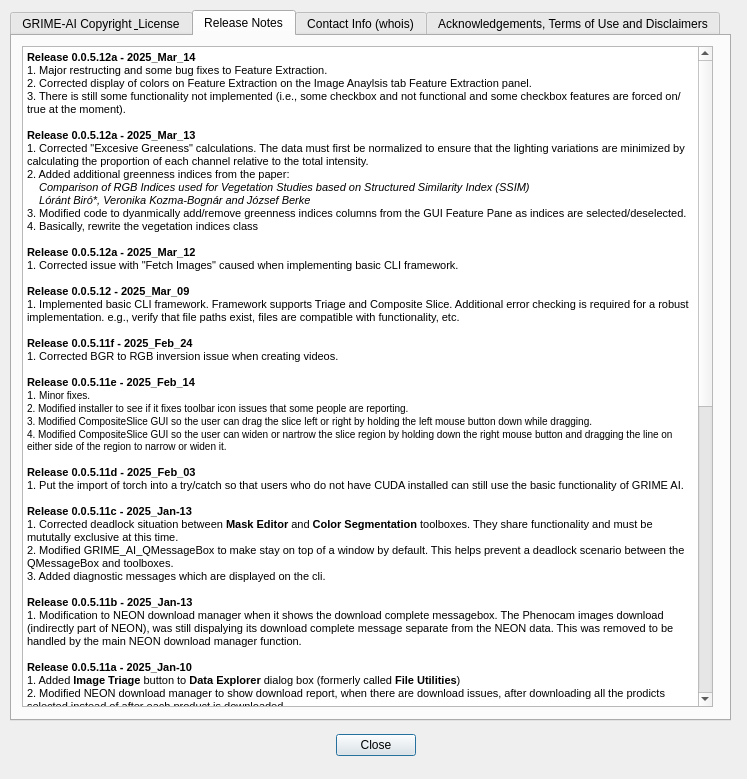
This is QDialog_ReleaseNotes.ui in JohnStranzl/GRIME-AI as Qt 5 draws it before an edit. The edited form follows.
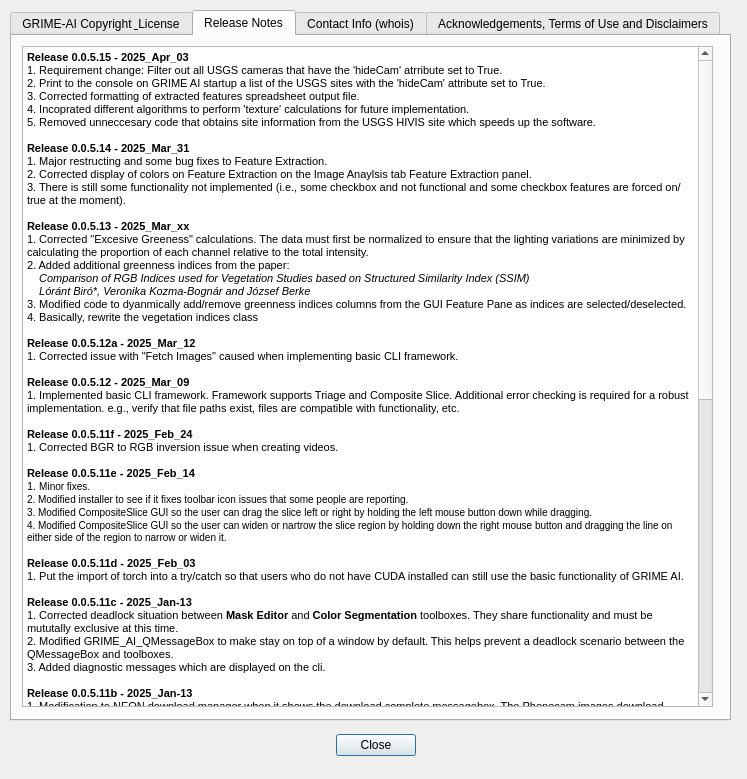
This is the edited form.

Diff of the .ui file:
```diff
--- a/QDialog_ReleaseNotes.ui
+++ b/QDialog_ReleaseNotes.ui
@@ -92,10 +92,14 @@
 &lt;html&gt;&lt;head&gt;&lt;meta name=&quot;qrichtext&quot; content=&quot;1&quot; /&gt;&lt;style type=&quot;text/css&quot;&gt;
 p, li { white-space: pre-wrap; }
 &lt;/style&gt;&lt;/head&gt;&lt;body style=&quot; font-family:'MS Shell Dlg 2'; font-size:7.8pt; font-weight:400; font-style:normal;&quot;&gt;
-&lt;p style=&quot; margin-top:0px; margin-bottom:0px; margin-left:0px; margin-right:0px; -qt-block-indent:0; text-indent:0px;&quot;&gt;&lt;span style=&quot; font-family:'MS Shell Dlg 2','sans-serif'; font-size:8.25pt; font-weight:600;&quot;&gt;Release 0.0.5.12a - 2025_Mar_14&lt;/span&gt;&lt;/p&gt;
+&lt;p style=&quot; margin-top:0px; margin-bottom:0px; margin-left:0px; margin-right:0px; -qt-block-indent:0; text-indent:0px;&quot;&gt;&lt;span style=&quot; font-family:'MS Shell Dlg 2','sans-serif'; font-size:8.25pt; font-weight:600;&quot;&gt;Release 0.0.5.15 - 2025_Apr_03&lt;/span&gt;&lt;/p&gt;
+&lt;p style=&quot; margin-top:0px; margin-bottom:0px; margin-left:0px; margin-right:0px; -qt-block-indent:0; text-indent:0px;&quot;&gt;&lt;span style=&quot; font-family:'MS Shell Dlg 2','sans-serif'; font-size:8.25pt;&quot;&gt;1. Requirement change: Filter out all USGS cameras that have the 'hideCam' atrribute set to True.&lt;br /&gt;2. Print to the console on GRIME AI startup a list of the USGS sites with the 'hideCam' attribute set to True.  &lt;br /&gt;3. Corrected formatting of extracted features spreadsheet output file.&lt;/span&gt;&lt;/p&gt;
+&lt;p style=&quot; margin-top:0px; margin-bottom:0px; margin-left:0px; margin-right:0px; -qt-block-indent:0; text-indent:0px;&quot;&gt;&lt;span style=&quot; font-family:'MS Shell Dlg 2','sans-serif'; font-size:8.25pt;&quot;&gt;4. Incoprated different algorithms to perform 'texture' calculations for future implementation.&lt;br /&gt;5. Removed unneccesary code that obtains site information from the USGS HIVIS site which speeds up the software.&lt;/span&gt;&lt;/p&gt;
+&lt;p style=&quot;-qt-paragraph-type:empty; margin-top:0px; margin-bottom:0px; margin-left:0px; margin-right:0px; -qt-block-indent:0; text-indent:0px;&quot;&gt;&lt;br /&gt;&lt;/p&gt;
+&lt;p style=&quot; margin-top:0px; margin-bottom:0px; margin-left:0px; margin-right:0px; -qt-block-indent:0; text-indent:0px;&quot;&gt;&lt;span style=&quot; font-family:'MS Shell Dlg 2','sans-serif'; font-size:8.25pt; font-weight:600;&quot;&gt;Release 0.0.5.14 - 2025_Mar_31&lt;/span&gt;&lt;/p&gt;
 &lt;p style=&quot; margin-top:0px; margin-bottom:0px; margin-left:0px; margin-right:0px; -qt-block-indent:0; text-indent:0px;&quot;&gt;&lt;span style=&quot; font-family:'MS Shell Dlg 2','sans-serif'; font-size:8.25pt;&quot;&gt;1. Major restructing and some bug fixes to Feature Extraction.&lt;/span&gt;&lt;/p&gt;
 &lt;p style=&quot; margin-top:0px; margin-bottom:0px; margin-left:0px; margin-right:0px; -qt-block-indent:0; text-indent:0px;&quot;&gt;&lt;span style=&quot; font-family:'MS Shell Dlg 2','sans-serif'; font-size:8.25pt;&quot;&gt;2. Corrected display of colors on Feature Extraction on the Image Anaylsis tab Feature Extraction panel.&lt;br /&gt;3. There is still some functionality not implemented (i.e., some checkbox and not functional and some checkbox features are forced on/true at the moment).&lt;br /&gt;&lt;/span&gt;&lt;/p&gt;
-&lt;p style=&quot; margin-top:0px; margin-bottom:0px; margin-left:0px; margin-right:0px; -qt-block-indent:0; text-indent:0px;&quot;&gt;&lt;span style=&quot; font-family:'MS Shell Dlg 2','sans-serif'; font-size:8.25pt; font-weight:600;&quot;&gt;Release 0.0.5.12a - 2025_Mar_13&lt;/span&gt;&lt;/p&gt;
+&lt;p style=&quot; margin-top:0px; margin-bottom:0px; margin-left:0px; margin-right:0px; -qt-block-indent:0; text-indent:0px;&quot;&gt;&lt;span style=&quot; font-family:'MS Shell Dlg 2','sans-serif'; font-size:8.25pt; font-weight:600;&quot;&gt;Release 0.0.5.13 - 2025_Mar_xx&lt;/span&gt;&lt;/p&gt;
 &lt;p style=&quot; margin-top:0px; margin-bottom:0px; margin-left:0px; margin-right:0px; -qt-block-indent:0; text-indent:0px;&quot;&gt;&lt;span style=&quot; font-family:'MS Shell Dlg 2','sans-serif'; font-size:8.25pt;&quot;&gt;1. Corrected &amp;quot;Excesive Greeness&amp;quot; calculations. The data must first be normalized to ensure that the lighting variations are minimized by calculating the proportion of each channel relative to the total intensity.&lt;/span&gt;&lt;/p&gt;
 &lt;p style=&quot; margin-top:0px; margin-bottom:0px; margin-left:0px; margin-right:0px; -qt-block-indent:0; text-indent:0px;&quot;&gt;&lt;span style=&quot; font-family:'MS Shell Dlg 2','sans-serif'; font-size:8.25pt;&quot;&gt;2. Added additional greenness indices from the paper:&lt;br /&gt;    &lt;/span&gt;&lt;span style=&quot; font-family:'MS Shell Dlg 2','sans-serif'; font-size:8.25pt; font-style:italic;&quot;&gt;Comparison of RGB Indices used for Vegetation Studies based on Structured Similarity Index (SSIM)&lt;/span&gt;&lt;/p&gt;
 &lt;p style=&quot; margin-top:0px; margin-bottom:0px; margin-left:0px; margin-right:0px; -qt-block-indent:0; text-indent:0px;&quot;&gt;&lt;span style=&quot; font-family:'MS Shell Dlg 2','sans-serif'; font-size:8.25pt; font-style:italic;&quot;&gt;    Lóránt Biró*, Veronika Kozma-Bognár and József Berke&lt;/span&gt;&lt;/p&gt;
```
